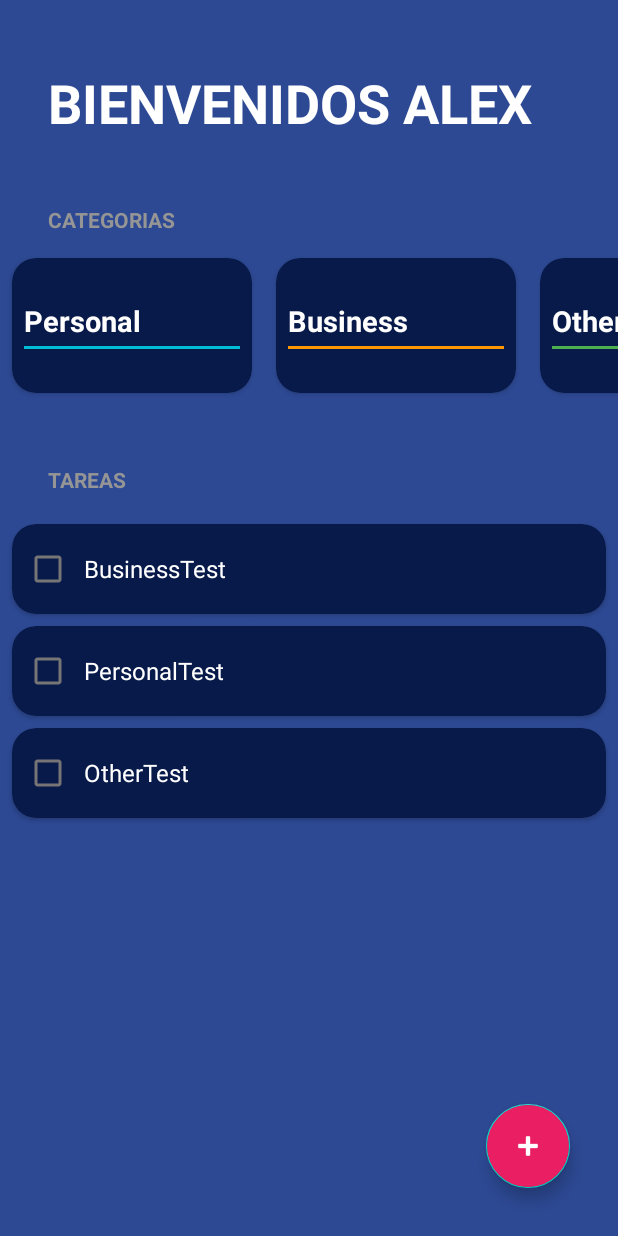
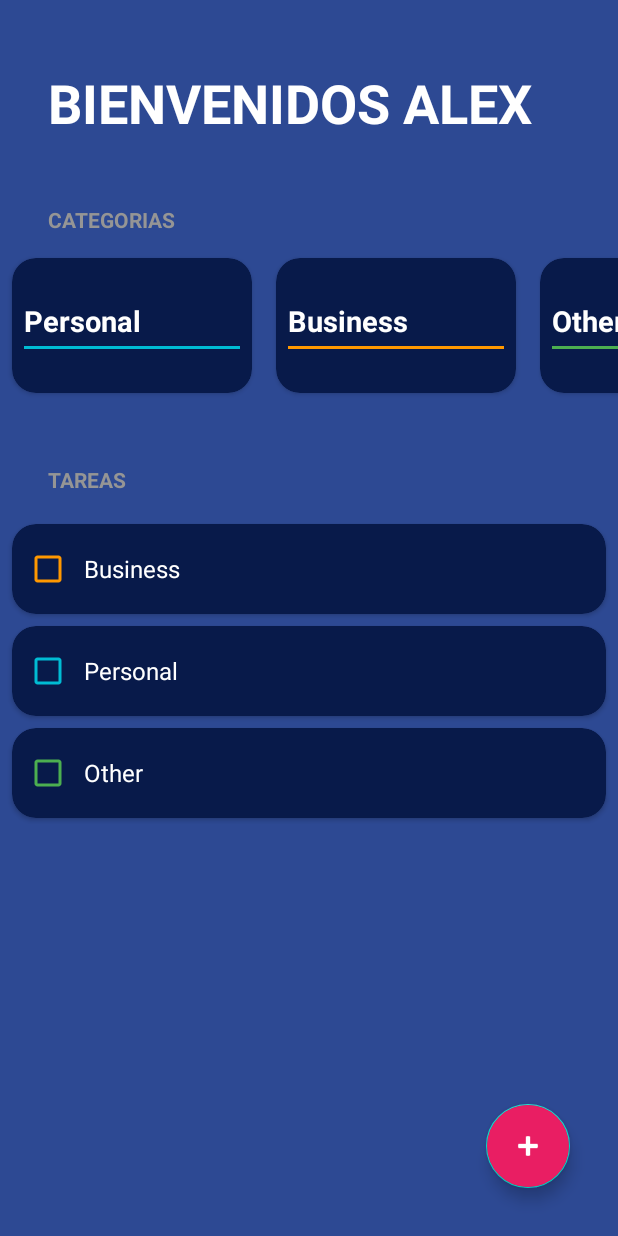
Before and after one commit to AlexisAyalaS/KotlinMasterClass, an Android app: the TodoActivity screen opened directly, with no data from a screen before it, on a phone screen of 412 x 824 dp. Run offline under Robolectric (Android 15) with nearby library versions, the phone set to English and light mode, and no system bars.

Commit message:
(feat): filter by color and todo app completed

```diff
--- a/app/src/main/java/com/alexisayala/masterclass/todo/CategoriesAdapter.kt
+++ b/app/src/main/java/com/alexisayala/masterclass/todo/CategoriesAdapter.kt
@@ -5,7 +5,10 @@ import android.view.ViewGroup
 import androidx.recyclerview.widget.RecyclerView
 import com.alexisayala.masterclass.R
 
-class CategoriesAdapter(private val categories: List<TaskCategories>) :
+class CategoriesAdapter(
+    private val categories: List<TaskCategories>,
+    private val onItemSelected: (Int) -> Unit
+) :
     RecyclerView.Adapter<CategoriesViewHolder>() {
     override fun onCreateViewHolder(parent: ViewGroup, viewType: Int): CategoriesViewHolder {
         val view =
@@ -14,7 +17,7 @@ class CategoriesAdapter(private val categories: List<TaskCategories>) :
     }
 
     override fun onBindViewHolder(holder: CategoriesViewHolder, position: Int) {
-        holder.render(categories[position])
+        holder.render(categories[position], onItemSelected)
     }
 
     override fun getItemCount() = categories.size
--- a/app/src/main/java/com/alexisayala/masterclass/todo/CategoriesViewHolder.kt
+++ b/app/src/main/java/com/alexisayala/masterclass/todo/CategoriesViewHolder.kt
@@ -2,6 +2,7 @@ package com.alexisayala.masterclass.todo
 
 import android.view.View
 import android.widget.TextView
+import androidx.cardview.widget.CardView
 import androidx.core.content.ContextCompat
 import androidx.recyclerview.widget.RecyclerView
 import com.alexisayala.masterclass.R
@@ -9,7 +10,18 @@ import com.alexisayala.masterclass.R
 class CategoriesViewHolder(view: View) : RecyclerView.ViewHolder(view) {
     private val tvCategoryName: TextView = view.findViewById(R.id.tvCategoryName)
     private val divider: View = view.findViewById(R.id.divider)
-    fun render(taskCategories: TaskCategories) {
+    private val viewContainer: CardView = view.findViewById(R.id.viewContainer)
+    fun render(taskCategories: TaskCategories, onItemSelected: (Int) -> Unit) {
+
+        val color = if (taskCategories.isSelected) {
+            R.color.todo_background_card
+        } else {
+            R.color.todo_background_disabled
+        }
+
+        viewContainer.setCardBackgroundColor(ContextCompat.getColor(viewContainer.context, color))
+        itemView.setOnClickListener { onItemSelected(layoutPosition) }
+
         when (taskCategories) {
             TaskCategories.Business -> {
                 tvCategoryName.text = "Business"
--- a/app/src/main/java/com/alexisayala/masterclass/todo/TaskAdapter.kt
+++ b/app/src/main/java/com/alexisayala/masterclass/todo/TaskAdapter.kt
@@ -5,7 +5,8 @@ import android.view.ViewGroup
 import androidx.recyclerview.widget.RecyclerView
 import com.alexisayala.masterclass.R
 
-class TaskAdapter(private val tasks: List<Tasks>) : RecyclerView.Adapter<TasksViewHolder>() {
+class TaskAdapter(var tasks: List<Tasks>, private val onTaskSelected: (Int) -> Unit) :
+    RecyclerView.Adapter<TasksViewHolder>() {
     override fun onCreateViewHolder(parent: ViewGroup, viewType: Int): TasksViewHolder {
         val view = LayoutInflater.from(parent.context).inflate(R.layout.item_task, parent, false)
         return TasksViewHolder(view)
@@ -15,6 +16,9 @@ class TaskAdapter(private val tasks: List<Tasks>) : RecyclerView.Adapter<TasksVi
 
     override fun onBindViewHolder(holder: TasksViewHolder, position: Int) {
         holder.render(tasks[position])
+        holder.itemView.setOnClickListener {
+            onTaskSelected(position)
+        }
     }
 
 }
--- a/app/src/main/java/com/alexisayala/masterclass/todo/TaskCategories.kt
+++ b/app/src/main/java/com/alexisayala/masterclass/todo/TaskCategories.kt
@@ -1,6 +1,6 @@
 package com.alexisayala.masterclass.todo
 
-sealed class TaskCategories {
+sealed class TaskCategories(var isSelected: Boolean = true) {
     data object Personal : TaskCategories()
     data object Business : TaskCategories()
     data object Other : TaskCategories()
--- a/app/src/main/java/com/alexisayala/masterclass/todo/TasksViewHolder.kt
+++ b/app/src/main/java/com/alexisayala/masterclass/todo/TasksViewHolder.kt
@@ -1,15 +1,34 @@
 package com.alexisayala.masterclass.todo
 
+import android.content.res.ColorStateList
+import android.graphics.Paint
 import android.view.View
 import android.widget.CheckBox
 import android.widget.TextView
+import androidx.core.content.ContextCompat
 import androidx.recyclerview.widget.RecyclerView
 import com.alexisayala.masterclass.R
 
 class TasksViewHolder(view: View) : RecyclerView.ViewHolder(view) {
-    private val tvTask:TextView = view.findViewById(R.id.tvTask)
+    private val tvTask: TextView = view.findViewById(R.id.tvTask)
     private val cbTask: CheckBox = view.findViewById(R.id.cbTask)
     fun render(task: Tasks) {
         tvTask.text = task.name
+        if (task.isSelected) {
+            tvTask.paintFlags = tvTask.paintFlags or Paint.STRIKE_THRU_TEXT_FLAG
+            cbTask.isChecked = true
+        } else {
+            cbTask.isChecked = false
+            tvTask.paintFlags = tvTask.paintFlags and Paint.STRIKE_THRU_TEXT_FLAG.inv()
+        }
+
+        val color = when (task.category) {
+            TaskCategories.Business -> R.color.todo_business_category
+            TaskCategories.Other -> R.color.todo_other_category
+            TaskCategories.Personal -> R.color.todo_personal_category
+        }
+        cbTask.buttonTintList = ColorStateList.valueOf(
+            ContextCompat.getColor(cbTask.context, color)
+        )
     }
 }
--- a/app/src/main/java/com/alexisayala/masterclass/todo/TodoActivity.kt
+++ b/app/src/main/java/com/alexisayala/masterclass/todo/TodoActivity.kt
@@ -14,14 +14,14 @@ import com.alexisayala.masterclass.todo.TaskCategories.*
 import com.google.android.material.floatingactionbutton.FloatingActionButton
 
 class TodoActivity : AppCompatActivity() {
-    private val categories = listOf(
+    private var categories = listOf(
         Personal, Business, Other
     )
 
     private val tasks = mutableListOf(
-        Tasks(name = "BusinessTest", Business),
-        Tasks(name = "PersonalTest", Personal),
-        Tasks(name = "OtherTest", Other)
+        Tasks(name = "Business", Business),
+        Tasks(name = "Personal", Personal),
+        Tasks(name = "Other", Other)
     )
     private lateinit var recicleViewCategories: RecyclerView
     private lateinit var categoriesAdapter: CategoriesAdapter
@@ -49,14 +49,20 @@ class TodoActivity : AppCompatActivity() {
     }
 
     private fun initUI() {
-        categoriesAdapter = CategoriesAdapter(categories)
+        categoriesAdapter = CategoriesAdapter(categories) { position -> updateCategories(position) }
         recicleViewCategories.layoutManager =
             LinearLayoutManager(this, LinearLayoutManager.HORIZONTAL, false)
         recicleViewCategories.adapter = categoriesAdapter
 
-        tasksAdapter = TaskAdapter(tasks)
+        tasksAdapter = TaskAdapter(tasks) { onItemSelected(it) }
         rvTasks.layoutManager = LinearLayoutManager(this)
         rvTasks.adapter = tasksAdapter
+    }
+
+
+    private fun onItemSelected(position: Int) {
+        tasks[position].isSelected = !tasks[position].isSelected
+        updateTask()
     }
 
     private fun initListeners() {
@@ -94,7 +100,16 @@ class TodoActivity : AppCompatActivity() {
         dialog.show()
     }
 
+    private fun updateCategories(position: Int) {
+        categories[position].isSelected = !categories[position].isSelected
+        categoriesAdapter.notifyItemChanged(position)
+        updateTask()
+    }
+
     private fun updateTask() {
+        val selectedCategories: List<TaskCategories> = categories.filter { it.isSelected }
+        val newTasks = tasks.filter { selectedCategories.contains(it.category) }
+        tasksAdapter.tasks = newTasks
         tasksAdapter.notifyDataSetChanged()
     }
 }
--- a/app/src/main/res/layout/item_task_category.xml
+++ b/app/src/main/res/layout/item_task_category.xml
@@ -4,6 +4,7 @@
     xmlns:tools="http://schemas.android.com/tools"
     android:layout_width="160dp"
     android:layout_height="90dp"
+    android:id="@+id/viewContainer"
     android:layout_marginHorizontal="8dp"
     android:layout_marginVertical="16dp"
     app:cardBackgroundColor="@color/todo_background_card"
```
